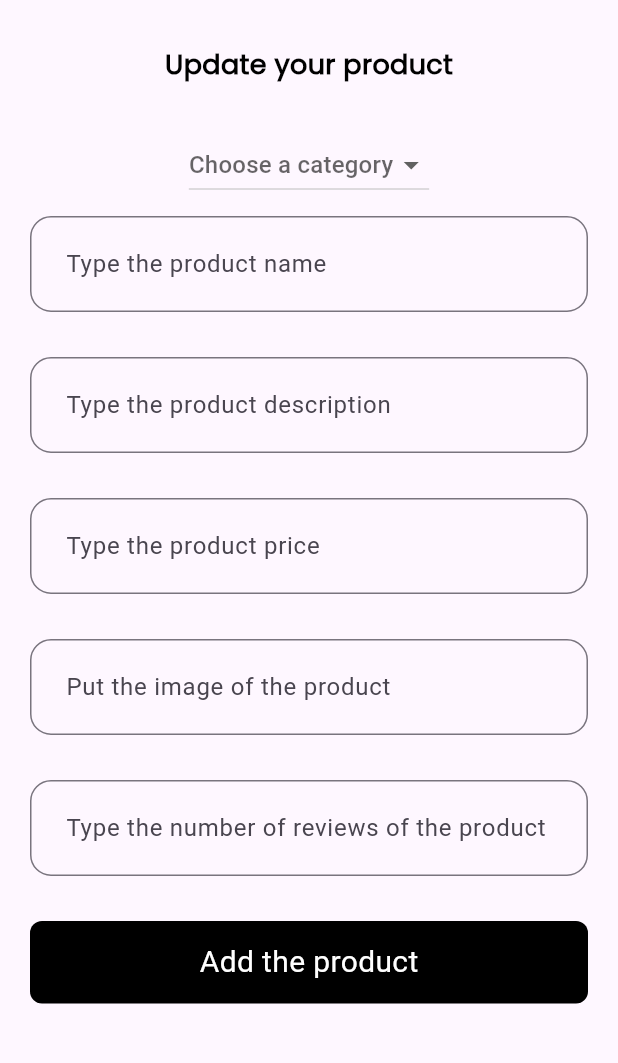
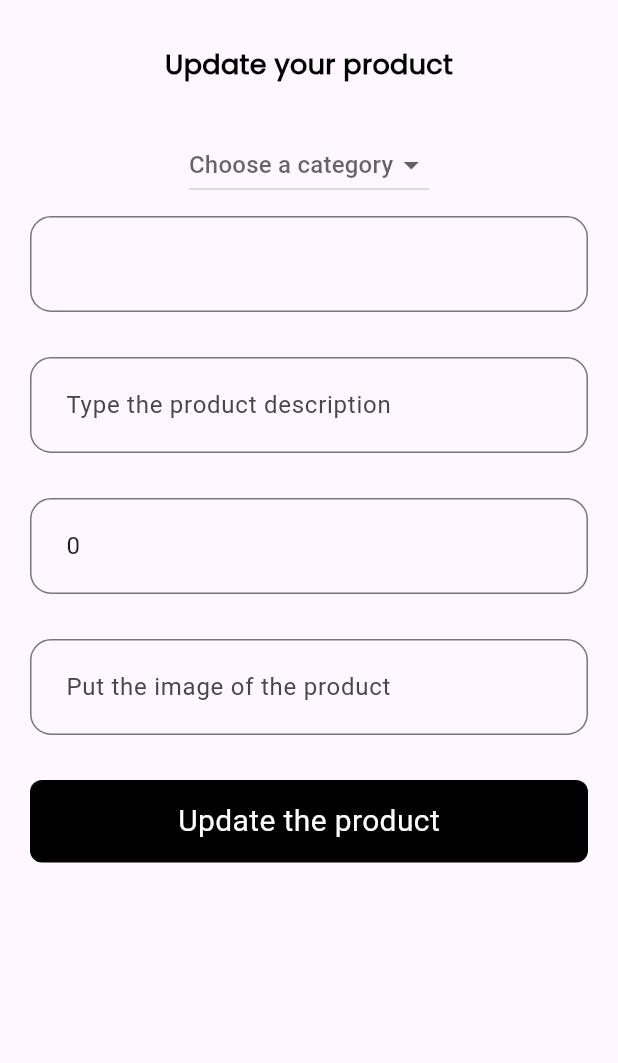
Before and after one commit to SeifRashedd/Fashion_Market, a Flutter app: the ProductDetailsView screen opened directly with empty values, after a tap on "update the product", on a phone screen of 412 x 824 dp, the part 63-1126 px from its top. Run offline on Flutter 3.47's test engine with Material 3 defaults, Android fonts, the phone set to English and light mode, and no system bars; drawn by our look-alikes of modal_progress_hud_nsn; our stand-ins replace dartz, dio, equatable, firebase_auth, firebase_core, flutter_bloc and 4 more; accounts and stored records are empty; network calls fail.

Commit message:
add update cubit

```diff
--- a/lib/Features/home/data/models/Api/product_model/product_model.dart
+++ b/lib/Features/home/data/models/Api/product_model/product_model.dart
@@ -2,16 +2,16 @@ import 'package:equatable/equatable.dart';
 
 class ProductModel extends Equatable {
   final String id;
-  final String name;
-  final String description;
-  final num price;
-  final String image;
-  final String category;
-  final int numReviews;
-  final String createdAt;
-  final String updatedAt;
+  String name;
+  String description;
+  num price;
+  String image;
+  String category;
+final  int numReviews;
+ final String createdAt;
+ final String updatedAt;
 
-  const ProductModel({
+   ProductModel({
     required this.id,
     required this.name,
     required this.description,
--- /dev/null
+++ b/lib/Features/home/presentation/manger/update/update_state.dart
@@ -0,0 +1,27 @@
+part of 'update_cubit.dart';
+
+abstract class UpdateState extends Equatable {
+  const UpdateState();
+
+  @override
+  List<Object> get props => [];
+}
+
+class UpdateInitial extends UpdateState {}
+
+class UpdateLoading extends UpdateState {}
+
+class UpdateFailure extends UpdateState {
+  final String errMsg;
+
+  const UpdateFailure(this.errMsg);
+}
+
+class UpdateSuccess extends UpdateState {
+  final ProductModel product;
+
+  const UpdateSuccess(this.product);
+
+  @override
+  List<Object> get props => [product];
+}
--- a/lib/Features/home/presentation/views/update_view.dart
+++ b/lib/Features/home/presentation/views/update_view.dart
@@ -1,151 +1,19 @@
-import 'package:fashion_market/Features/auth/presention/views/widgets/custom_button.dart';
-import 'package:fashion_market/Features/auth/presention/views/widgets/custom_form_text_failed.dart';
 import 'package:fashion_market/Features/home/data/models/Api/product_model/product_model.dart';
-import 'package:fashion_market/Features/home/presentation/views/widgets/custom_app_bar.dart';
-import 'package:fashion_market/core/utils/app_styles.dart';
+import 'package:fashion_market/Features/home/presentation/manger/update/update_cubit.dart';
+import 'package:fashion_market/Features/home/presentation/views/widgets/update_view_body.dart';
 import 'package:flutter/material.dart';
-import 'package:gap/gap.dart';
+import 'package:flutter_bloc/flutter_bloc.dart';
 
-class UpdateView extends StatefulWidget {
-  const UpdateView({super.key, required this.productModel});
+class UpdateView extends StatelessWidget {
   final ProductModel productModel;
 
-  @override
-  State<UpdateView> createState() => UpdateViewState();
-}
+  const UpdateView({super.key, required this.productModel});
 
-class UpdateViewState extends State<UpdateView> {
-  String name = '';
-  String description = '';
-  String image = '';
-  String category = '';
-  int numReviews = 0;
-  double price = 0.0;
-
-  final List<String> categories = [
-    'New Arrival',
-    'Bag',
-    'Shose',
-    'Watch',
-    'Clothes'
-  ];
-
-  final Map<String, String> categoryMap = {
-    'New Arrival': 'new arrival',
-    'Bag': 'bages',
-    'Shose': 'shose',
-    'Watch': 'watches',
-    'Clothes': 'clothes'
-  };
   @override
   Widget build(BuildContext context) {
-    return Scaffold(
-        body: SafeArea(
-      child: Padding(
-        padding: const EdgeInsets.symmetric(horizontal: 20),
-        child: Form(
-          child: ListView(
-            children: [
-              const CustomAppBar(),
-              const Gap(30),
-              Center(
-                child: Text(
-                  'Update your product',
-                  style: AppStyles.styleBold18,
-                ),
-              ),
-              const Gap(30),
-              Center(
-                child: Column(
-                  children: [
-                    DropdownButton<String>(
-                      value: categories.contains(category) ? category : null,
-                      hint: Text(
-                        category.isEmpty
-                            ? 'Choose a category'
-                            : 'Chosen category: ${categoryMap.keys.firstWhere(
-                                (key) => categoryMap[key] == category,
-                              )}',
-                      ),
-                      items: categories.map((String value) {
-                        return DropdownMenuItem<String>(
-                          value: value,
-                          child: Text(value),
-                        );
-                      }).toList(),
-                      onChanged: (newValue) {
-                        setState(() {
-                          category = categoryMap[newValue!]!;
-                        });
-                      },
-                    ),
-                  ],
-                ),
-              ),
-              const Gap(10),
-              CustomFormTextField(
-                onChange: (data) {
-                  setState(() {
-                    name = data;
-                  });
-                },
-                hintText: 'Type the product name',
-              ),
-              const Gap(30),
-              CustomFormTextField(
-                onChange: (data) {
-                  setState(() {
-                    description = data;
-                  });
-                },
-                hintText: 'Type the product description',
-              ),
-              const Gap(30),
-              CustomFormTextField(
-                onChange: (data) {
-                  setState(() {
-                    price = double.tryParse(data) ?? 0.0;
-                  });
-                },
-                hintText: 'Type the product price',
-              ),
-              const Gap(30),
-              CustomFormTextField(
-                onChange: (data) {
-                  setState(() {
-                    image = data;
-                  });
-                },
-                hintText: 'Put the image of the product',
-              ),
-              const Gap(30),
-              CustomFormTextField(
-                onChange: (data) {
-                  setState(() {
-                    numReviews = int.tryParse(data) ?? 0;
-                  });
-                },
-                hintText: 'Type the number of reviews of the product',
-              ),
-              const Gap(30),
-              CustomButton(
-                onTap: () {},
-                text: 'Add the product',
-              ),
-              const Gap(30),
-            ],
-          ),
-        ),
-      ),
-    ));
+    return BlocProvider(
+      create: (context) => UpdateCubit(),
+      child: UpdateViewBody(productModel: productModel),
+    );
   }
 }
-
-void showSnackBar(BuildContext context, String message,
-    {bool isError = false}) {
-  final snackBar = SnackBar(
-    content: Text(message),
-    backgroundColor: isError ? Colors.red : Colors.green,
-  );
-  ScaffoldMessenger.of(context).showSnackBar(snackBar);
-}
--- /dev/null
+++ b/lib/Features/home/presentation/views/widgets/update_view_body.dart
@@ -0,0 +1,207 @@
+import 'package:fashion_market/Features/auth/presention/views/widgets/custom_button.dart';
+import 'package:fashion_market/Features/auth/presention/views/widgets/custom_form_text_failed.dart';
+import 'package:fashion_market/Features/home/data/models/Api/product_model/product_model.dart';
+import 'package:fashion_market/Features/home/presentation/manger/update/update_cubit.dart';
+import 'package:fashion_market/Features/home/presentation/views/widgets/custom_app_bar.dart';
+import 'package:fashion_market/constants.dart';
+import 'package:fashion_market/core/utils/app_styles.dart';
+import 'package:flutter/material.dart';
+import 'package:flutter_bloc/flutter_bloc.dart';
+import 'package:gap/gap.dart';
+import 'package:go_router/go_router.dart';
+import 'package:modal_progress_hud_nsn/modal_progress_hud_nsn.dart';
+
+class UpdateViewBody extends StatefulWidget {
+  const UpdateViewBody({super.key, required this.productModel});
+  final ProductModel productModel;
+
+  @override
+  State<UpdateViewBody> createState() => UpdateViewBodyState();
+}
+
+class UpdateViewBodyState extends State<UpdateViewBody> {
+  late TextEditingController nameController;
+  late TextEditingController descriptionController;
+  late TextEditingController imageController;
+  late TextEditingController priceController;
+  late TextEditingController numReviewsController;
+  bool isLoding = false;
+
+  String category = '';
+
+  final List<String> categories = [
+    'New Arrival',
+    'Bag',
+    'Shose',
+    'Watch',
+    'Clothes'
+  ];
+
+  final Map<String, String> categoryMap = {
+    'New Arrival': 'new arrival',
+    'Bag': 'bages',
+    'Shose': 'shose',
+    'Watch': 'watches',
+    'Clothes': 'clothes'
+  };
+
+  @override
+  void initState() {
+    super.initState();
+    nameController = TextEditingController(text: widget.productModel.name);
+    descriptionController =
+        TextEditingController(text: widget.productModel.description);
+    imageController = TextEditingController(text: widget.productModel.image);
+    priceController =
+        TextEditingController(text: widget.productModel.price.toString());
+    numReviewsController =
+        TextEditingController(text: widget.productModel.numReviews.toString());
+    category = widget.productModel.category;
+  }
+
+  @override
+  void dispose() {
+    nameController.dispose();
+    descriptionController.dispose();
+    imageController.dispose();
+    priceController.dispose();
+    numReviewsController.dispose();
+    super.dispose();
+  }
+
+  @override
+  Widget build(BuildContext context) {
+    return Scaffold(
+        body: SafeArea(
+      child: BlocConsumer<UpdateCubit, UpdateState>(
+        listener: (context, state) {
+          if (state is UpdateLoading) {
+            isLoding = true;
+          } else if (state is UpdateSuccess) {
+            showSnackBar(context, 'Product updated successfully!',
+                isError: false);
+            GoRouter.of(context).push(kHomeView);
+          } else if (state is UpdateFailure) {
+            showSnackBar(context, state.errMsg, isError: true);
+            isLoding = false;
+          }
+        },
+        builder: (context, state) {
+          return ModalProgressHUD(
+            inAsyncCall: isLoding,
+            child: Padding(
+              padding: const EdgeInsets.symmetric(horizontal: 20),
+              child: Form(
+                child: ListView(
+                  children: [
+                    const CustomAppBar(),
+                    const Gap(30),
+                    Center(
+                      child: Text(
+                        'Update your product',
+                        style: AppStyles.styleBold18,
+                      ),
+                    ),
+                    const Gap(30),
+                    Center(
+                      child: Column(
+                        children: [
+                          DropdownButton<String>(
+                            value:
+                                categories.contains(category) ? category : null,
+                            hint: Text(
+                              category.isEmpty
+                                  ? 'Choose a category'
+                                  : 'Chosen category: ${categoryMap.keys.firstWhere(
+                                      (key) => categoryMap[key] == category,
+                                    )}',
+                            ),
+                            items: categories.map((String value) {
+                              return DropdownMenuItem<String>(
+                                value: value,
+                                child: Text(value),
+                              );
+                            }).toList(),
+                            onChanged: (newValue) {
+                              setState(() {
+                                category = categoryMap[newValue!]!;
+                              });
+                            },
+                          ),
+                        ],
+                      ),
+                    ),
+                    const Gap(10),
+                    CustomFormTextField(
+                      controller: nameController,
+                      onChange: (data) {
+                        setState(() {
+                          widget.productModel.name = data;
+                        });
+                      },
+                    ),
+                    const Gap(30),
+                    CustomFormTextField(
+                      controller: descriptionController,
+                      onChange: (data) {
+                        setState(() {
+                          widget.productModel.description = data;
+                        });
+                      },
+                      hintText: 'Type the product description',
+                    ),
+                    const Gap(30),
+                    CustomFormTextField(
+                      controller: priceController,
+                      onChange: (data) {
+                        setState(() {
+                          widget.productModel.price =
+                              double.tryParse(data) ?? 0.0;
+                        });
+                      },
+                      hintText: 'Type the product price',
+                    ),
+                    const Gap(30),
+                    CustomFormTextField(
+                      controller: imageController,
+                      onChange: (data) {
+                        setState(() {
+                          widget.productModel.image = data;
+                        });
+                      },
+                      hintText: 'Put the image of the product',
+                    ),
+                    const Gap(30),
+                    CustomButton(
+                      onTap: () {
+                        context.read<UpdateCubit>().updateProduct(
+                              id: widget.productModel.id,
+                              name: widget.productModel.name,
+                              price: widget.productModel.price.toDouble(),
+                              description: widget.productModel.description,
+                              image: widget.productModel.image,
+                              category: category,
+                            );
+                      },
+                      text: 'Update the product',
+                    ),
+                    const Gap(30),
+                  ],
+                ),
+              ),
+            ),
+          );
+        },
+      ),
+    ));
+  }
+}
+
+void showSnackBar(BuildContext context, String message,
+    {bool isError = false}) {
+  final snackBar = SnackBar(
+    content: Text(message),
+    backgroundColor: isError ? Colors.red : Colors.green,
+  );
+  ScaffoldMessenger.of(context).showSnackBar(snackBar);
+}
--- a/lib/main.dart
+++ b/lib/main.dart
@@ -27,6 +27,7 @@ Future<void> main() async {
 class FashionMarcket extends StatelessWidget {
   const FashionMarcket({super.key});
 
+
   @override
   Widget build(BuildContext context) {
     return MultiBlocProvider(
@@ -50,7 +51,7 @@ class FashionMarcket extends StatelessWidget {
         ),
         BlocProvider(
           create: ((context) => RegisterCubit())
-        )
+        ),
       ],
       child: MaterialApp.router(
         debugShowCheckedModeBanner: false,
```
Also changed, not shown: lib/Features/home/presentation/manger/update/update_cubit.dart (added, +37 -0 lines), lib/core/utils/api_service.dart (+24 -3 lines).
